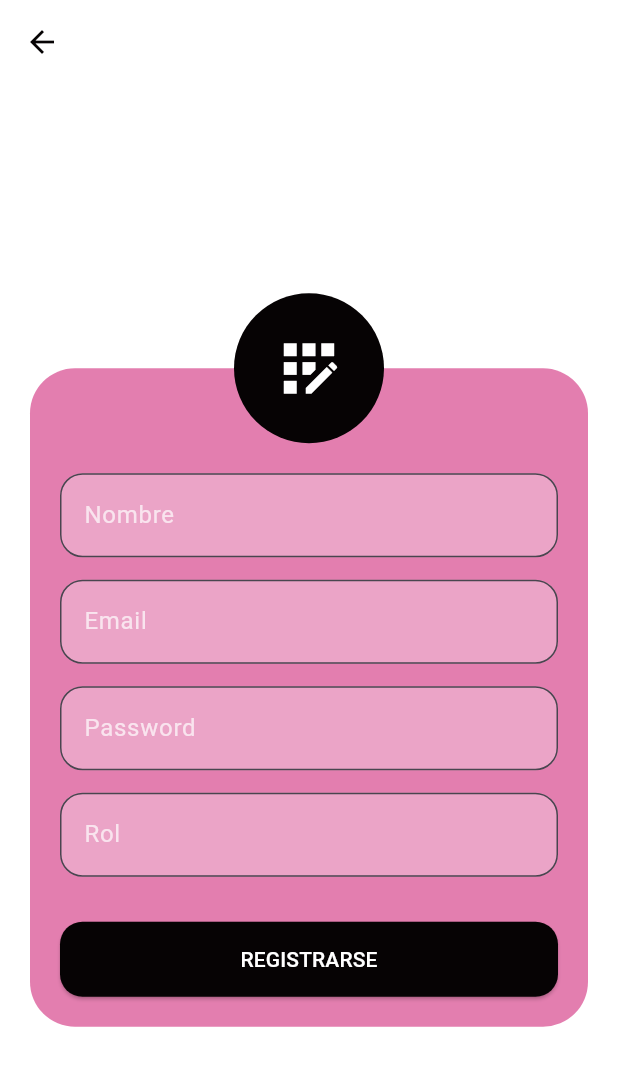
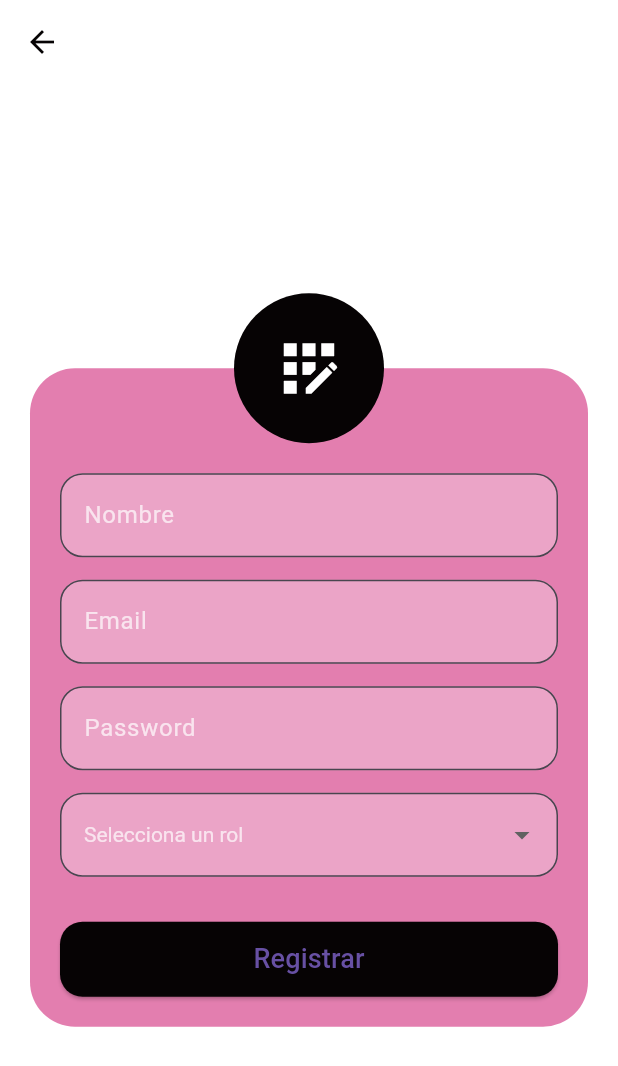
Before and after one commit to SrDremur/app_hibrida, a Flutter app: the screen it shows after launch, after a tap on "ENVIAR", after a tap on "¿No tienes cuenta? Regístrate aquí", on a phone screen of 412 x 824 dp. Shown: the top 1066 px of the screen. Run offline on Flutter 3.47's test engine with Material 3 defaults, Android fonts, the phone set to English and light mode, and no system bars.

Commit message:
cuarto commit

```diff
--- a/lib/layouts/columnLogin.dart
+++ b/lib/layouts/columnLogin.dart
@@ -65,29 +65,71 @@ class _ColumnLoginState extends State<ColumnLogin> {
                 const SizedBox(height: 30),
 
                 // --- EL BOTÓN APARTE ---
-                SizedBox(
-                  width: double.infinity, // Ancho completo
+                _isLoading
+                    ? const Center(
+                        child: CircularProgressIndicator(color: Colors.white),
+                      )
+                    : SizedBox(
+                        width: double.infinity,
                         height: 50,
                         child: ElevatedButton(
                           style: ElevatedButton.styleFrom(
-                      backgroundColor: const Color(0xFF060304),
+                            backgroundColor: const Color(
+                              0xFF060304,
+                            ), // Tu color negro
                             shape: RoundedRectangleBorder(
                               borderRadius: BorderRadius.circular(15),
                             ),
                           ),
-                    onPressed: () {
+                          onPressed: () async {
+                            // 1. Validamos los campos localmente
                             if (_formKey.currentState!.validate()) {
-                        // Si entra aquí, todos los BoxInput son válidos
+                              setState(
+                                () => _isLoading = true,
+                              ); // Mostramos carga
+
+                              // 2. Intentamos el Login con la API
+                              // Usamos .trim() para evitar errores por espacios accidentales
+                              bool success = await AuthService.login(
+                                _emailController.text.trim(),
+                                _passController.text.trim(),
+                              );
+
+                              if (mounted)
+                                setState(
+                                  () => _isLoading = false,
+                                ); // Quitamos carga
+
+                              // 3. Respuesta según el resultado de la API
+                              if (success) {
                                 ScaffoldMessenger.of(context).showSnackBar(
                                   const SnackBar(
-                            content: Text("¡Todo listo para entrar!"),
+                                    content: Text(
+                                      "¡Bienvenido! Inicio de sesión exitoso",
+                                    ),
+                                    backgroundColor: Colors.green,
                                   ),
                                 );
+                                // Aquí podrías usar Navigator.push para cambiar de pestaña
+                              } else {
+                                // El error específico ya lo imprime tu AuthService en consola
+                                ScaffoldMessenger.of(context).showSnackBar(
+                                  const SnackBar(
+                                    content: Text(
+                                      "Error: Revisa tus credenciales",
+                                    ),
+                                    backgroundColor: Colors.redAccent,
+                                  ),
+                                );
+                              }
                             }
                           },
                           child: const Text(
                             "ENVIAR",
-                      style: TextStyle(color: Colors.white),
+                            style: TextStyle(
+                              color: Colors.white,
+                              fontWeight: FontWeight.bold,
+                            ),
                           ),
                         ),
                       ),
@@ -99,7 +141,7 @@ class _ColumnLoginState extends State<ColumnLogin> {
                     Navigator.push(
                       context,
                       MaterialPageRoute(builder: (context) => const Register()),
-                    );
+                    ); //ta tiste
                   },
                   child: const Text(
                     "¿No tienes cuenta? Regístrate aquí",
--- a/lib/layouts/columnRegister.dart
+++ b/lib/layouts/columnRegister.dart
@@ -1,4 +1,5 @@
 import 'package:app_hibrida/layouts/box_input.dart';
+import 'package:app_hibrida/rest_api.dart/auth.dart';
 import 'package:flutter/material.dart';
 
 class ColumnRegister extends StatefulWidget {
@@ -10,11 +11,14 @@ class ColumnRegister extends StatefulWidget {
 
 class _ColumnRegisterState extends State<ColumnRegister> {
   final _formKey = GlobalKey<FormState>();
+  bool _isLoading = false;
+
   // Controladores opcionales para capturar los datos
   final _nameController = TextEditingController();
   final _emailController = TextEditingController();
   final _passController = TextEditingController();
-  final _roleController = TextEditingController();
+  String? _opcionSeleccionada; // Aquí se guarda lo que el usuario elija
+  List<String> _roles = ['adminin', 'vendedor', 'consultor'];
 
   @override
   Widget build(BuildContext context) {
@@ -67,38 +71,90 @@ class _ColumnRegisterState extends State<ColumnRegister> {
                 ),
                 const SizedBox(height: 15),
 
-                BoxInput(
-                  labelText: "Rol",
-                  controller: _roleController,
-                  validator: (value) => value!.isEmpty ? "Falta el rol" : null,
+                DropdownButtonFormField<String>(
+                  value: _opcionSeleccionada,
+                  hint: const Text(
+                    "Selecciona un rol",
+                    style: TextStyle(color: Colors.white70),
+                  ),
+                  dropdownColor: const Color(
+                    0xFFE37EAF,
+                  ), // Color del fondo del menú al abrirse
+                  style: const TextStyle(color: Colors.white),
+                  decoration: InputDecoration(
+                    filled: true,
+                    fillColor: const Color.fromARGB(76, 255, 255, 255),
+                    border: OutlineInputBorder(
+                      borderRadius: BorderRadius.circular(15),
+                    ),
+                  ),
+                  // Mapeamos la lista de strings a elementos del menú
+                  items: _roles.map((String rol) {
+                    return DropdownMenuItem<String>(
+                      value: rol,
+                      child: Text(rol),
+                    );
+                  }).toList(),
+                  onChanged: (nuevoValor) {
+                    setState(() {
+                      _opcionSeleccionada = nuevoValor;
+                    });
+                  },
+                  validator: (value) => value == null ? "Rol" : null,
                 ),
 
                 const SizedBox(height: 30),
 
                 // BOTÓN DE REGISTRO
-                SizedBox(
+                _isLoading
+                    ? const Center(
+                        child: CircularProgressIndicator(color: Colors.white),
+                      )
+                    : SizedBox(
                         width: double.infinity,
                         height: 50,
                         child: ElevatedButton(
                           style: ElevatedButton.styleFrom(
-                      backgroundColor: const Color(0xFF060304), // Negro/Oscuro
+                            backgroundColor: const Color(0xFF060304),
                             shape: RoundedRectangleBorder(
                               borderRadius: BorderRadius.circular(15),
                             ),
                           ),
-                    onPressed: () {
+                          onPressed: () async {
                             if (_formKey.currentState!.validate()) {
-                        // Aquí llamarás a tu rest_api.dart después
+                              setState(() => _isLoading = true);
+                              // Aquí iría la lógica para enviar los datos al backend
+                              bool succes = await AuthService.register(
+                                _nameController.text,
+                                _emailController.text,
+                                _passController.text,
+                                _opcionSeleccionada!,
+                              );
+
+                              if (mounted) setState(() => _isLoading = false);
+
+                              if (succes) {
                                 ScaffoldMessenger.of(context).showSnackBar(
                                   const SnackBar(
-                            content: Text("Registrando usuario..."),
+                                    content: Text("¡Registro exitoso!"),
+                                    backgroundColor: Colors.green,
+                                  ),
+                                );
+                                // Aquí podrías redirigir al usuario a otra pantalla, por ejemplo:
+                                // Navigator.pushReplacementNamed(context, '/home');
+                              } else {
+                                ScaffoldMessenger.of(context).showSnackBar(
+                                  const SnackBar(
+                                    content: Text("Error en el registro"),
+                                    backgroundColor: Colors.red,
                                   ),
                                 );
                               }
+                            }
                           },
                           child: const Text(
-                      "REGISTRARSE",
-                      style: TextStyle(color: Colors.white),
+                            "Registrar",
+                            style: TextStyle(fontSize: 18),
                           ),
                         ),
                       ),
```
Also changed, not shown: lib/rest_api.dart/auth.dart (+36 -0 lines). Lines whose indentation alone changed are shown as unchanged.
